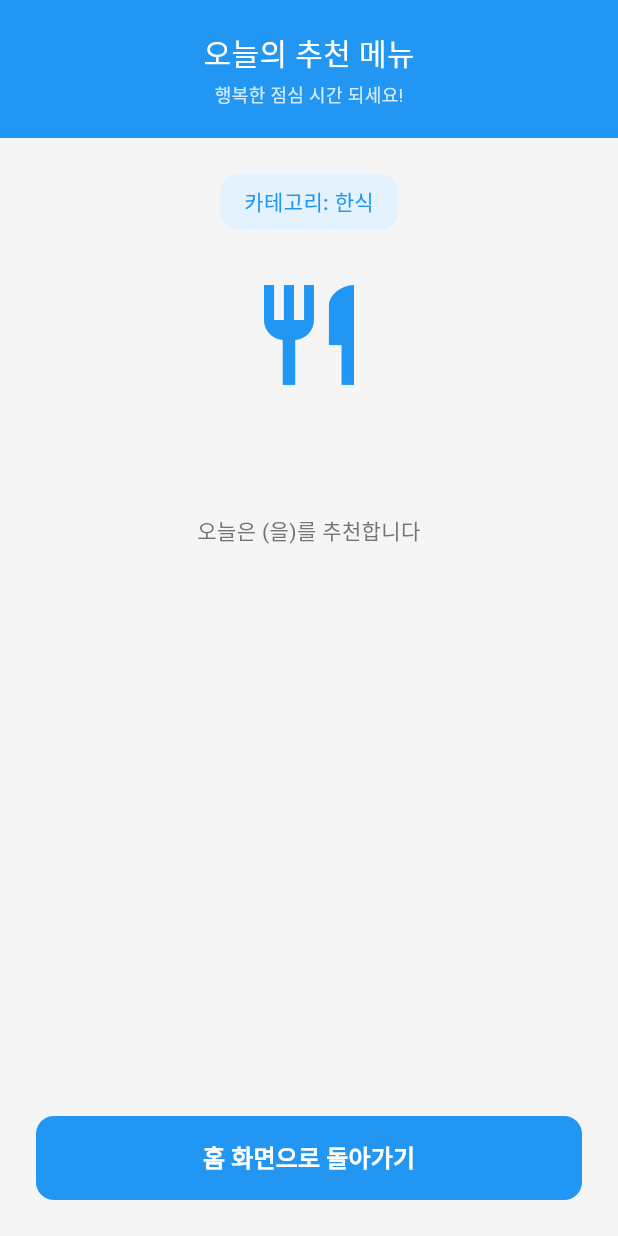
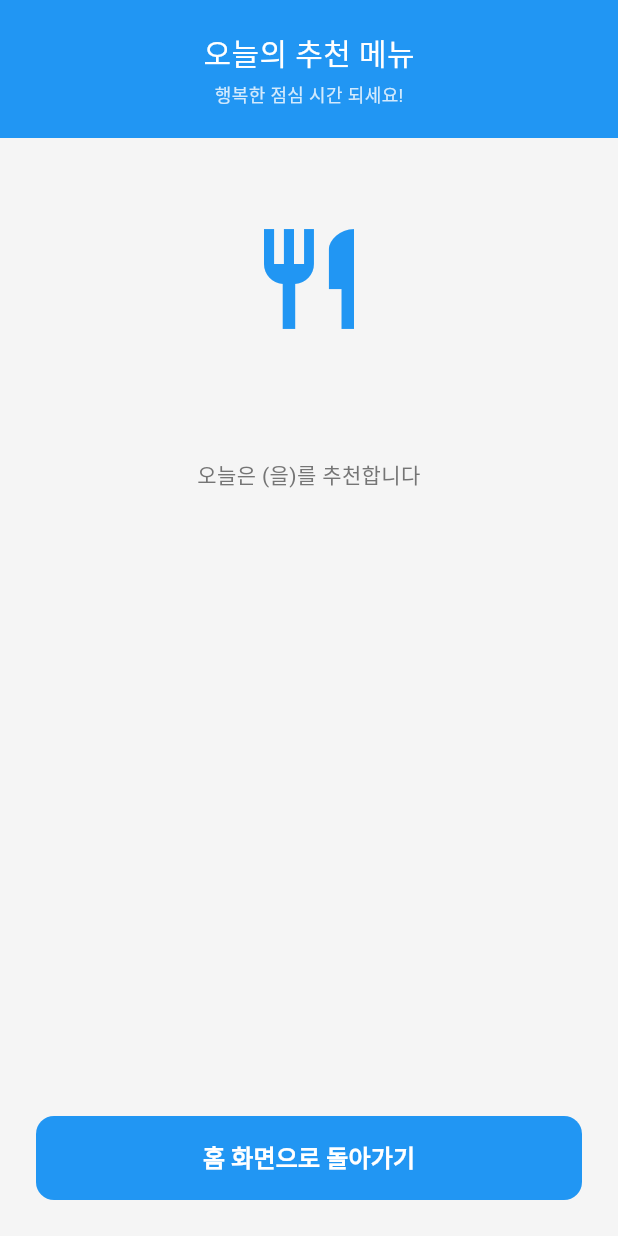
Before and after one commit to creating-music/pick-eat, a Flutter app: the ResultScreen screen opened directly with empty values, on a phone screen of 412 x 824 dp. Run offline on Flutter 3.47's test engine with Material 3 defaults, Android fonts, the phone set to English and light mode, and no system bars; missing offline and left inert: flame, flame_forge2d; Roboto replaces fonts that are missing (Pretendard).

Commit message:
미사용 기능 제거 : 요일반환, 결과페이지 카테고리 노출

```diff
--- a/lib/game/lottery_game.dart
+++ b/lib/game/lottery_game.dart
@@ -21,7 +21,8 @@ class LotteryGame extends Forge2DGame {
   Future<void> onLoad() async {
     await super.onLoad();
 
-    final gameSize = screenToWorld(camera.viewport.size);
+    var gameSize = screenToWorld(camera.viewport.size);
+    gameSize = Vector2(750, 500);
     machine = Machine(gameSize: gameSize);
     await add(machine);
 
--- a/lib/viewmodels/result_viewmodel.dart
+++ b/lib/viewmodels/result_viewmodel.dart
@@ -1,6 +1,5 @@
 import 'package:flutter/material.dart';
 
-import '../models/category.dart';
 import '../models/menu.dart';
 
 class ResultViewModel extends ChangeNotifier {
@@ -8,20 +7,4 @@ class ResultViewModel extends ChangeNotifier {
 
   ResultViewModel({required this.menu});
 
-  String getCategoryName() {
-    switch (menu.category) {
-      case Category.korean:
-        return '한식';
-      case Category.chinese:
-        return '중식';
-      case Category.japanese:
-        return '일식';
-      case Category.western:
-        return '양식';
-      case Category.fastFood:
-        return '패스트푸드';
-      case Category.others:
-        return '기타';
-    }
-  }
 }
--- a/lib/views/result_screen.dart
+++ b/lib/views/result_screen.dart
@@ -54,22 +54,6 @@ class ResultScreen extends StatelessWidget {
                       child: Column(
                         mainAxisAlignment: MainAxisAlignment.center,
                         children: [
-                          // 카테고리 배지
-                          Container(
-                            padding: const EdgeInsets.symmetric(
-                              horizontal: 16,
-                              vertical: 8,
-                            ),
-                            decoration: BoxDecoration(
-                              color: AppTheme.primaryLight,
-                              borderRadius: BorderRadius.circular(12),
-                            ),
-                            child: Text(
-                              '카테고리: ${viewModel.getCategoryName()}',
-                              style: AppTheme.tagText,
-                            ),
-                          ),
-
                           const SizedBox(height: 30),
 
                           // 메뉴 아이콘
```
Also changed, not shown: lib/viewmodels/home_viewmodel.dart (+0 -25 lines).
